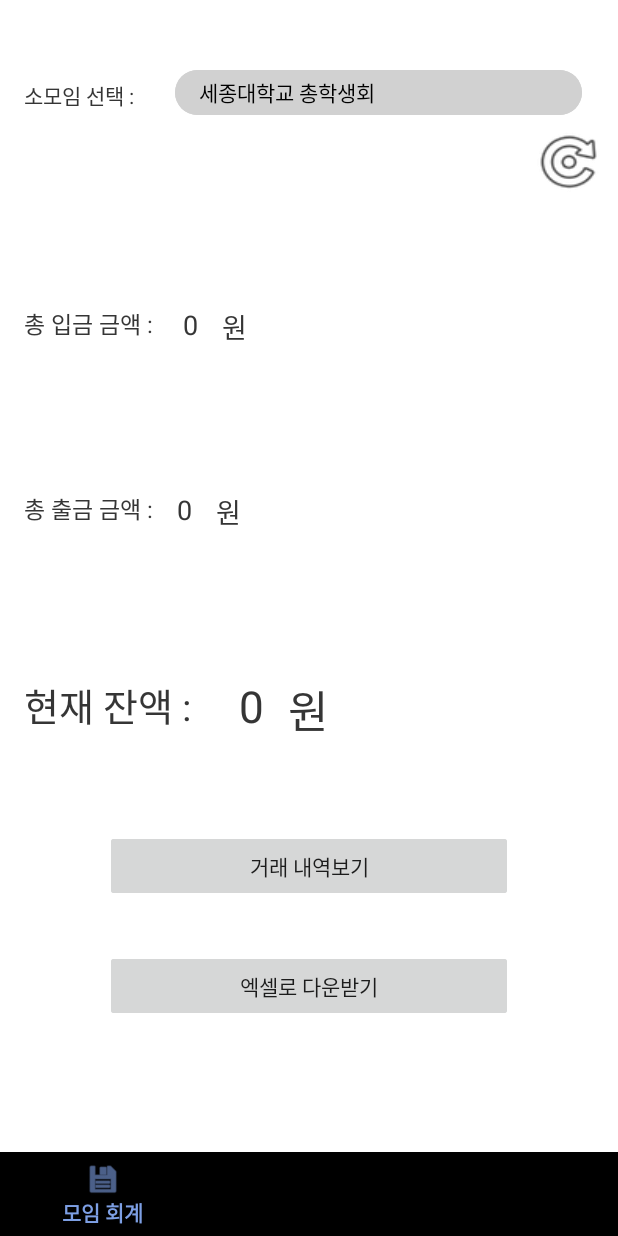
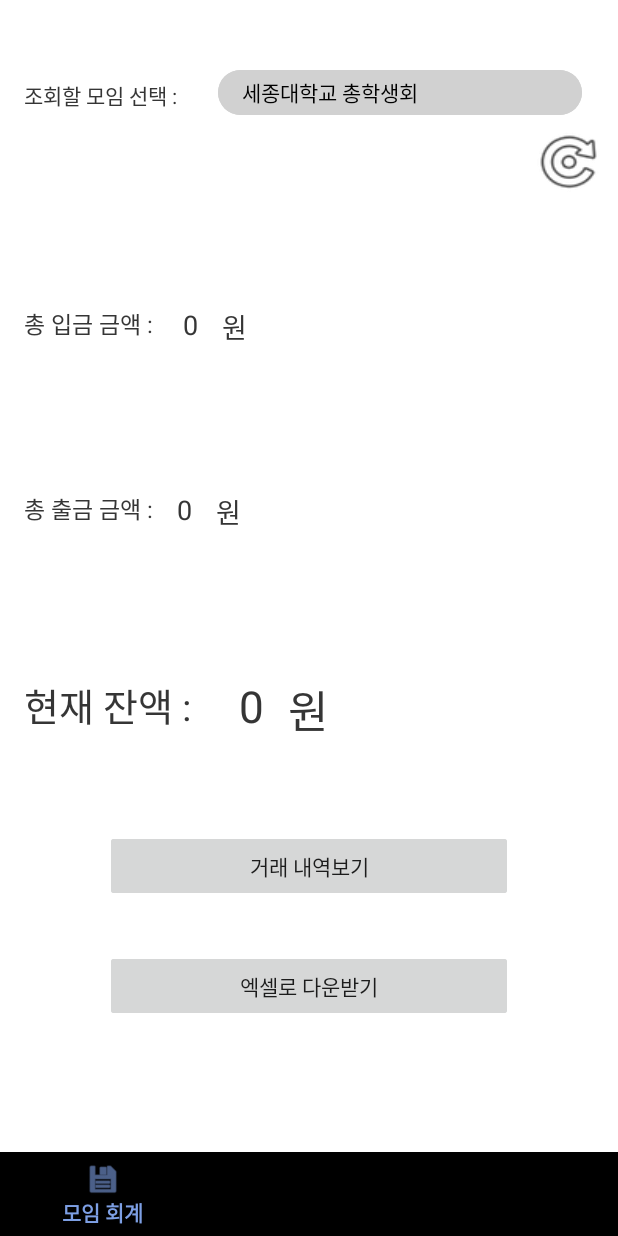
Before and after one commit to HyunSeungbravo/zibanchegueman, an Android app: the screen it shows after launch (HubActivity), on a phone screen of 412 x 824 dp. Run offline under Robolectric (Android 15) with nearby library versions, the phone set to English and light mode, and no system bars; network calls fail.

Commit message:
글자 문구수정
글자 문구수정

```diff
--- a/zibanchegueman_android/app/src/main/res/layout/fragment_accounting.xml
+++ b/zibanchegueman_android/app/src/main/res/layout/fragment_accounting.xml
@@ -13,7 +13,7 @@
         android:layout_marginStart="16dp"
         android:layout_marginLeft="16dp"
         android:layout_marginTop="16dp"
-        android:text="소모임 선택 : "
+        android:text="조회할 모임 선택 : "
         app:layout_constraintStart_toStartOf="parent"
         app:layout_constraintTop_toTopOf="parent" />
 
```
